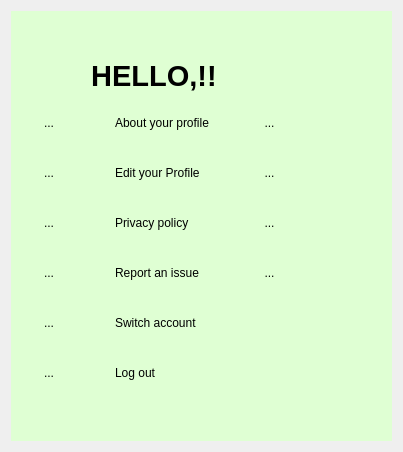
Old version of the form profile.ui in the repository Prasiddhi16/Drishya.
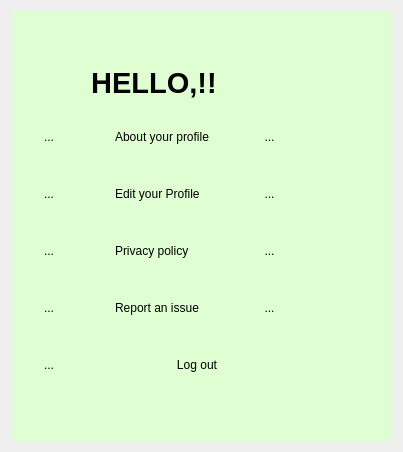
New version of the form. The open tabs and pages were chosen to show the change.

Patch:
```diff
--- a/profile.ui
+++ b/profile.ui
@@ -401,67 +401,6 @@
             </item>
            </layout>
           </item>
-          <item>
-           <layout class="QGridLayout" name="gridLayout_3">
-            <item row="0" column="1">
-             <widget class="QToolButton" name="toolButton_5">
-              <property name="sizePolicy">
-               <sizepolicy hsizetype="Preferred" vsizetype="Preferred">
-                <horstretch>0</horstretch>
-                <verstretch>0</verstretch>
-               </sizepolicy>
-              </property>
-              <property name="minimumSize">
-               <size>
-                <width>40</width>
-                <height>40</height>
-               </size>
-              </property>
-              <property name="maximumSize">
-               <size>
-                <width>40</width>
-                <height>40</height>
-               </size>
-              </property>
-              <property name="styleSheet">
-               <string notr="true">
-    border: none;           
-    padding: 0px;                 
-    background: transparent;     
-    border-radius: 16px;  
-  outline: none;               
-    </string>
-              </property>
-              <property name="text">
-               <string>...</string>
-              </property>
-             </widget>
-            </item>
-            <item row="0" column="3">
-             <widget class="QLabel" name="label_6">
-              <property name="text">
-               <string>&lt;html&gt;&lt;head/&gt;&lt;body&gt;&lt;p&gt;Switch account&lt;/p&gt;&lt;/body&gt;&lt;/html&gt;</string>
-              </property>
-             </widget>
-            </item>
-            <item row="0" column="2">
-             <spacer name="horizontalSpacer_5">
-              <property name="orientation">
-               <enum>Qt::Orientation::Horizontal</enum>
-              </property>
-              <property name="sizeType">
-               <enum>QSizePolicy::Policy::Maximum</enum>
-              </property>
-              <property name="sizeHint" stdset="0">
-               <size>
-                <width>40</width>
-                <height>20</height>
-               </size>
-              </property>
-             </spacer>
-            </item>
-           </layout>
-          </item>
           <item>
            <layout class="QGridLayout" name="gridLayout">
             <item row="0" column="0">
@@ -498,13 +437,6 @@
               </property>
              </widget>
             </item>
-            <item row="0" column="2">
-             <widget class="QLabel" name="label_7">
-              <property name="text">
-               <string>&lt;html&gt;&lt;head/&gt;&lt;body&gt;&lt;p&gt;Log out&lt;/p&gt;&lt;/body&gt;&lt;/html&gt;</string>
-              </property>
-             </widget>
-            </item>
             <item row="0" column="1">
              <spacer name="horizontalSpacer_6">
               <property name="orientation">
@@ -521,6 +453,16 @@
               </property>
              </spacer>
             </item>
+            <item row="0" column="2">
+             <widget class="QPushButton" name="logout">
+              <property name="styleSheet">
+               <string notr="true">border:none;</string>
+              </property>
+              <property name="text">
+               <string>Log out</string>
+              </property>
+             </widget>
+            </item>
            </layout>
           </item>
          </layout>
```
Left out of the diff: 2 changed lines with no effect on the pictures.
